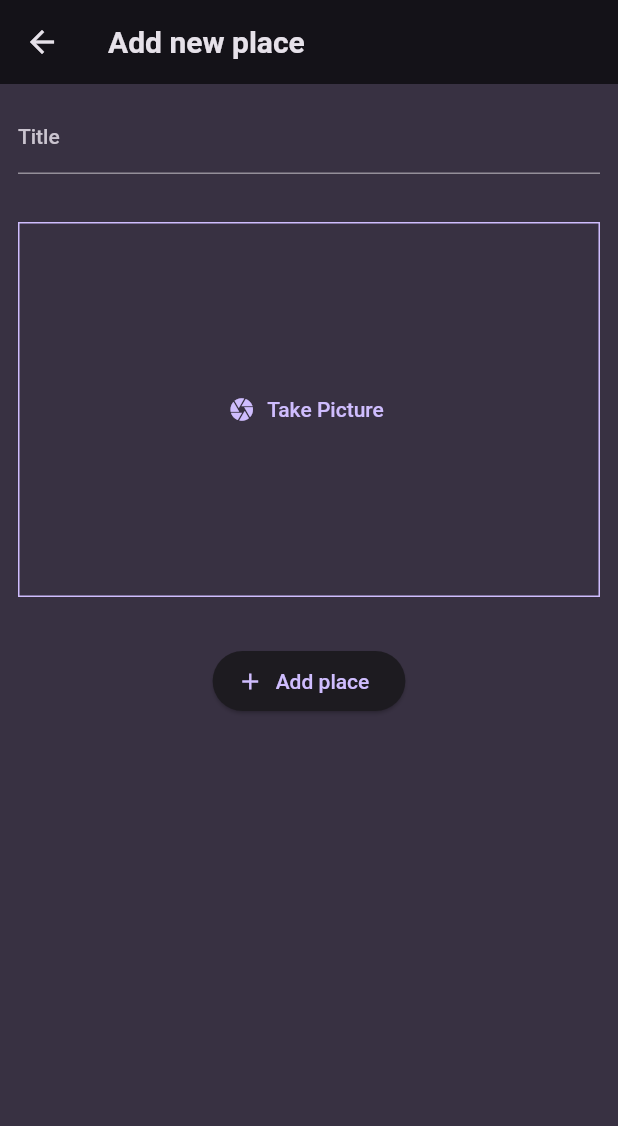
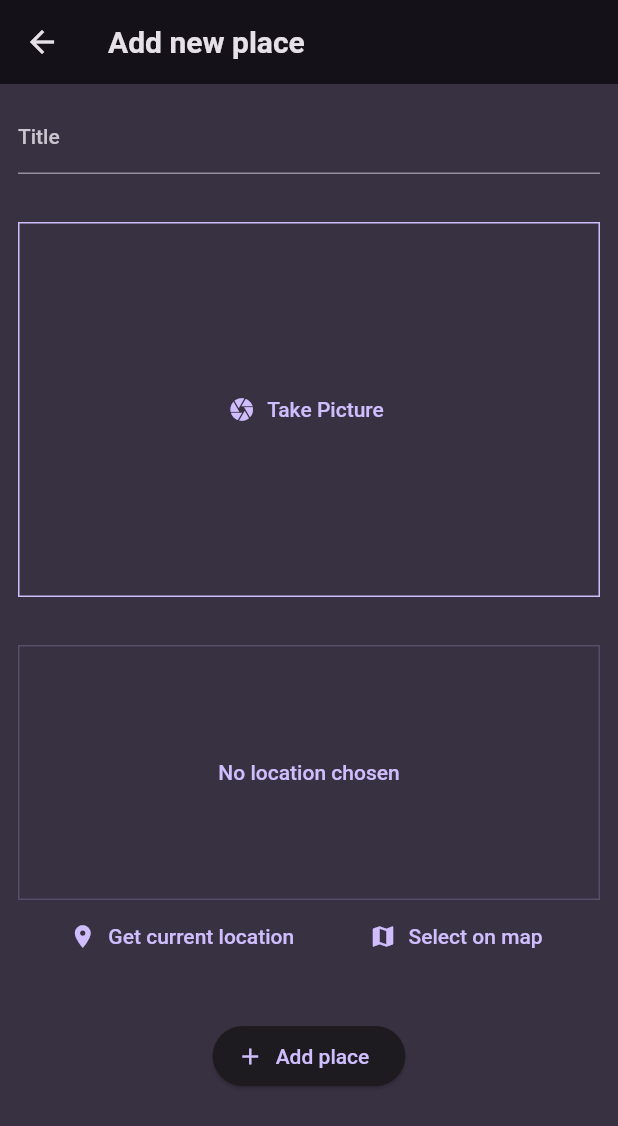
Before and after one commit to luisescx/favorites_places_app, a Flutter app: the AddPlaceScreen screen opened directly, after a tap on "Add place", on a phone screen of 412 x 824 dp. Shown: the top 1126 px of the screen. Run offline on Flutter 3.47's test engine with Material 2 defaults, Android fonts, the phone set to English and light mode, and no system bars; our stand-ins replace flutter_riverpod, google_fonts, image_picker.

Commit message:
feat: add location input widget

```diff
--- a/lib/models/places.dart
+++ b/lib/models/places.dart
@@ -1,3 +1,5 @@
+import 'dart:io';
+
 import 'package:uuid/uuid.dart';
 
 const uuid = Uuid();
@@ -5,6 +7,7 @@
 class Place {
   final String id;
   final String title;
+  final File image;
 
-  Place({required this.title}) : id = uuid.v4();
+  Place({required this.title, required this.image}) : id = uuid.v4();
 }
--- a/lib/providers/user_places.dart
+++ b/lib/providers/user_places.dart
@@ -1,11 +1,13 @@
+import 'dart:io';
+
 import 'package:favorites_places_app/models/places.dart';
 import 'package:flutter_riverpod/flutter_riverpod.dart';
 
 class UserPlacesNotifier extends StateNotifier<List<Place>> {
   UserPlacesNotifier() : super(const []);
 
-  void addPlace(String title) {
-    final newPlace = Place(title: title);
+  void addPlace(String title, File image) {
+    final newPlace = Place(title: title, image: image);
     state = [newPlace, ...state];
   }
 }
--- a/lib/screens/add_place.dart
+++ b/lib/screens/add_place.dart
@@ -1,5 +1,7 @@
+import 'dart:io';
 import 'package:favorites_places_app/providers/user_places.dart';
 import 'package:favorites_places_app/widgets/image_input.dart';
+import 'package:favorites_places_app/widgets/location_input.dart';
 import 'package:flutter/material.dart';
 import 'package:flutter_riverpod/flutter_riverpod.dart';
 
@@ -14,15 +16,18 @@
 
 class _AddPlaceScreen extends ConsumerState<AddPlaceScreen> {
   final _titleController = TextEditingController();
+  File? _selectedImage;
 
   void _savePlace() {
     final enteredTitle = _titleController.text;
 
-    if (enteredTitle.isEmpty) {
+    if (enteredTitle.isEmpty || _selectedImage == null) {
       return;
     }
 
-    ref.read(userPlacesProvider.notifier).addPlace(enteredTitle);
+    ref
+        .read(userPlacesProvider.notifier)
+        .addPlace(enteredTitle, _selectedImage!);
     Navigator.of(context).pop();
   }
 
@@ -54,11 +59,16 @@
             const SizedBox(
               height: 32,
             ),
-            const ImageInput(),
+            ImageInput(onPickImage: (imageFile) {
+              _selectedImage = imageFile;
+            }),
             const SizedBox(
               height: 32,
             ),
-            // ElevatedButton(onPressed: () {}, child: Text("Add place")),
+            const LocationInput(),
+            const SizedBox(
+              height: 32,
+            ),
             ElevatedButton.icon(
               onPressed: _savePlace,
               icon: const Icon(Icons.add),
--- a/lib/widgets/image_input.dart
+++ b/lib/widgets/image_input.dart
@@ -4,7 +4,8 @@
 import 'package:image_picker/image_picker.dart';
 
 class ImageInput extends StatefulWidget {
-  const ImageInput({super.key});
+  const ImageInput({super.key, required this.onPickImage});
+  final void Function(File image) onPickImage;
 
   @override
   State<StatefulWidget> createState() {
@@ -16,18 +17,19 @@
   File? _selectedImage;
 
   Future<void> _takePicture() async {
-    print('_takePicture');
     final imagePicker = ImagePicker();
     final pickedImage =
         await imagePicker.pickImage(source: ImageSource.camera, maxWidth: 600);
 
     if (pickedImage == null) {
-      return null;
+      return;
     }
 
     setState(() {
       _selectedImage = File(pickedImage.path);
     });
+
+    widget.onPickImage(_selectedImage!);
   }
 
   @override
--- /dev/null
+++ b/lib/widgets/location_input.dart
@@ -0,0 +1,54 @@
+import 'package:flutter/material.dart';
+
+class LocationInput extends StatefulWidget {
+  const LocationInput({super.key});
+
+  @override
+  State<StatefulWidget> createState() {
+    return _LocationInputState();
+  }
+}
+
+class _LocationInputState extends State<LocationInput> {
+  @override
+  Widget build(BuildContext context) {
+    return Column(
+      children: [
+        Container(
+          height: 170,
+          width: double.infinity,
+          alignment: Alignment.center,
+          decoration: BoxDecoration(
+            border: Border.all(
+              width: 1,
+              color: Theme.of(context).colorScheme.primary.withOpacity(0.2),
+            ),
+          ),
+          child: Text(
+            'No location chosen',
+            textAlign: TextAlign.center,
+            style: Theme.of(context)
+                .textTheme
+                .bodyLarge!
+                .copyWith(color: Theme.of(context).colorScheme.primary),
+          ),
+        ),
+        Row(
+          mainAxisAlignment: MainAxisAlignment.spaceEvenly,
+          children: [
+            TextButton.icon(
+              icon: const Icon(Icons.location_on),
+              label: const Text('Get current location'),
+              onPressed: () {},
+            ),
+            TextButton.icon(
+              icon: const Icon(Icons.map),
+              label: const Text('Select on map'),
+              onPressed: () {},
+            ),
+          ],
+        ),
+      ],
+    );
+  }
+}
--- a/lib/widgets/places_list.dart
+++ b/lib/widgets/places_list.dart
@@ -23,6 +23,10 @@
     return ListView.builder(
       itemCount: places.length,
       itemBuilder: (ctx, index) => ListTile(
+        leading: CircleAvatar(
+          radius: 16,
+          backgroundImage: FileImage(places[index].image),
+        ),
         title: Text(
           places[index].title,
           style: Theme.of(context).textTheme.titleMedium!.copyWith(
```
Also changed, not shown: lib/screens/place_detail.dart (+9 -7 lines).
